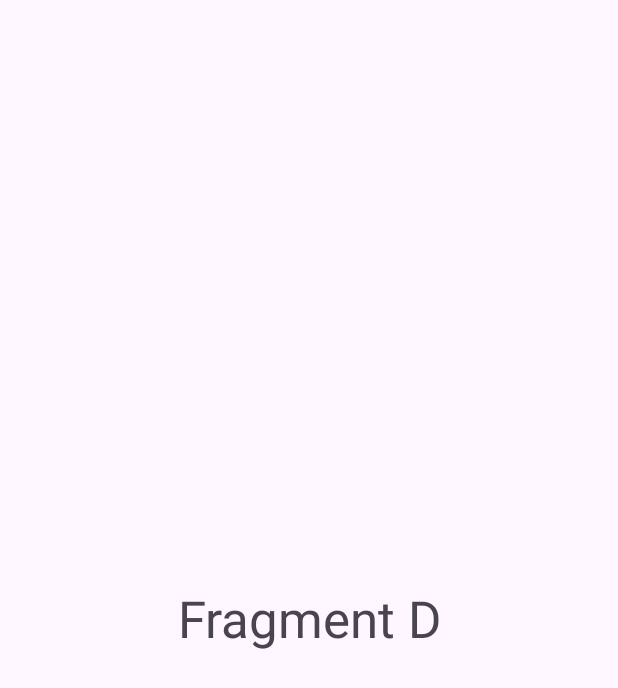
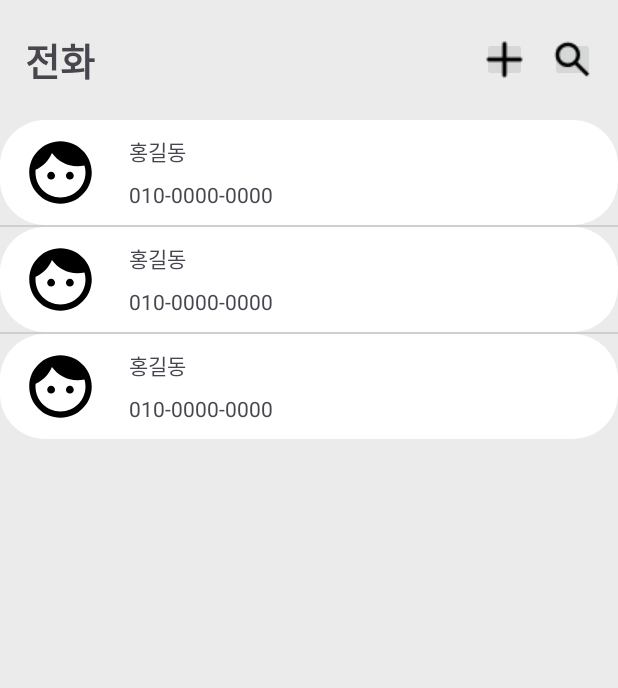
Before and after one commit to jooyoung9939/kjy_nsh, an Android app: the layout fragment_d.xml on its own in the app's theme, with its tools: preview values and no code run, on a phone screen of 412 x 824 dp. Shown: the top 688 px of the screen. Run offline under Robolectric (Android 15) with nearby library versions, the phone set to English and light mode, and no system bars.

Commit message:
연락처 추가/삭제 수현

```diff
--- a/app/src/main/java/com/example/madcamp_week1_tab1_try/MainActivity.kt
+++ b/app/src/main/java/com/example/madcamp_week1_tab1_try/MainActivity.kt
@@ -1,5 +1,6 @@
 package com.example.madcamp_week1_tab1_try
 
+import FragmentD
 import androidx.appcompat.app.AppCompatActivity
 import android.os.Bundle
 import android.os.PersistableBundle
--- /dev/null
+++ b/app/src/main/res/drawable/baseline_face_24.xml
@@ -0,0 +1,5 @@
+<vector android:height="24dp" android:tint="#000000"
+    android:viewportHeight="24" android:viewportWidth="24"
+    android:width="24dp" xmlns:android="http://schemas.android.com/apk/res/android">
+    <path android:fillColor="@android:color/white" android:pathData="M9,11.75c-0.69,0 -1.25,0.56 -1.25,1.25s0.56,1.25 1.25,1.25 1.25,-0.56 1.25,-1.25 -0.56,-1.25 -1.25,-1.25zM15,11.75c-0.69,0 -1.25,0.56 -1.25,1.25s0.56,1.25 1.25,1.25 1.25,-0.56 1.25,-1.25 -0.56,-1.25 -1.25,-1.25zM12,2C6.48,2 2,6.48 2,12s4.48,10 10,10 10,-4.48 10,-10S17.52,2 12,2zM12,20c-4.41,0 -8,-3.59 -8,-8 0,-0.29 0.02,-0.58 0.05,-0.86 2.36,-1.05 4.23,-2.98 5.21,-5.37C11.07,8.33 14.05,10 17.42,10c0.78,0 1.53,-0.09 2.25,-0.26 0.21,0.71 0.33,1.47 0.33,2.26 0,4.41 -3.59,8 -8,8z"/>
+</vector>
--- /dev/null
+++ b/app/src/main/res/drawable/dialog_radius_background.xml
@@ -0,0 +1,6 @@
+<?xml version="1.0" encoding="utf-8"?><!-- 다이얼로그 배경 -->
+<shape xmlns:android="http://schemas.android.com/apk/res/android"
+    android:shape="rectangle">
+    <corners android:radius="30dp" />
+    <solid android:color="@color/white" />
+</shape>
--- a/app/src/main/res/layout/fragment_d.xml
+++ b/app/src/main/res/layout/fragment_d.xml
@@ -1,16 +1,45 @@
 <?xml version="1.0" encoding="utf-8"?>
-<FrameLayout xmlns:android="http://schemas.android.com/apk/res/android"
+<LinearLayout xmlns:android="http://schemas.android.com/apk/res/android"
+    xmlns:app="http://schemas.android.com/apk/res-auto"
     xmlns:tools="http://schemas.android.com/tools"
     android:layout_width="match_parent"
     android:layout_height="match_parent"
-    tools:context=".FragmentA">
+    tools:context=".FragmentA"
+    android:orientation="vertical"
+    android:background="#EBEBEB">
 
-    <!-- TODO: Update blank fragment layout -->
-    <TextView
+    <LinearLayout
         android:layout_width="match_parent"
-        android:layout_height="match_parent"
-        android:gravity="center"
-        android:text="Fragment D"
-        android:textSize="34sp" />
+        android:layout_height="80dp"
+        android:gravity="center_vertical">
+        <TextView
+            android:layout_width="80dp"
+            android:layout_height="match_parent"
+            android:gravity="center"
+            android:textSize="25dp"
+            android:textStyle="bold"
+            android:text="전화" />
+        <LinearLayout
+            android:layout_width="match_parent"
+            android:layout_height="match_parent"
+            android:gravity="right|center_vertical">
+            <ImageButton
+                android:id="@+id/plus"
+                android:src="@drawable/plus"
+                android:layout_width="30dp"
+                android:layout_height="30dp"/>
+            <ImageButton
+                android:src="@drawable/search"
+                android:layout_width="30dp"
+                android:layout_height="30dp"
+                android:layout_marginHorizontal="15dp"/>
+        </LinearLayout>
+    </LinearLayout>
 
-</FrameLayout>
+    <ListView
+        android:id="@+id/listView"
+        tools:listitem="@layout/item"
+        android:layout_width="match_parent"
+        android:layout_height="wrap_content" />
+
+</LinearLayout>
--- /dev/null
+++ b/app/src/main/res/layout/item.xml
@@ -0,0 +1,53 @@
+<?xml version="1.0" encoding="utf-8"?>
+<LinearLayout xmlns:android="http://schemas.android.com/apk/res/android"
+    android:layout_width="match_parent"
+    android:layout_height="70dp"
+    android:gravity="center_vertical"
+    xmlns:app="http://schemas.android.com/apk/res-auto"
+    android:background="@drawable/item_background">
+
+    <ImageView
+        android:src="@drawable/baseline_face_24"
+        android:layout_width="50dp"
+        android:layout_height="match_parent"
+        android:layout_marginHorizontal="15dp"
+        android:layout_gravity="center"
+        app:layout_constraintBottom_toTopOf="@id/name"
+        app:layout_constraintEnd_toEndOf="parent"
+        app:layout_constraintHorizontal_bias="0.044"
+        app:layout_constraintStart_toStartOf="parent"
+        app:layout_constraintTop_toTopOf="parent"/>
+
+    <LinearLayout
+        android:layout_width="100dp"
+        android:layout_height="match_parent"
+        android:orientation="vertical"
+        android:layout_marginLeft="5dp">
+
+        <TextView
+            android:id="@+id/nameItem"
+            android:layout_width="50dp"
+            android:layout_height="20dp"
+            android:layout_marginTop="10dp"
+            android:text="홍길동"
+            app:layout_constraintBottom_toBottomOf="parent"
+            app:layout_constraintEnd_toEndOf="parent"
+            app:layout_constraintHorizontal_bias="0.044"
+            app:layout_constraintStart_toStartOf="parent"/>
+
+        <TextView
+            android:id="@+id/numItem"
+            android:layout_width="100dp"
+            android:layout_height="20dp"
+            android:layout_marginVertical="10dp"
+            android:text="010-0000-0000"
+            app:layout_constraintBottom_toBottomOf="parent"
+            app:layout_constraintEnd_toEndOf="parent"
+            app:layout_constraintHorizontal_bias="0.044"
+            app:layout_constraintStart_toStartOf="parent"/>
+
+    </LinearLayout>
+
+
+
+</LinearLayout>
```
Also changed, not shown: app/src/main/java/com/example/madcamp_week1_tab1_try/CustomAdapter.kt (added, +48 -0 lines), app/src/main/java/com/example/madcamp_week1_tab1_try/FragmentD.kt (+56 -6 lines), app/src/main/res/layout/custom_dialog.xml (added, +31 -0 lines).
